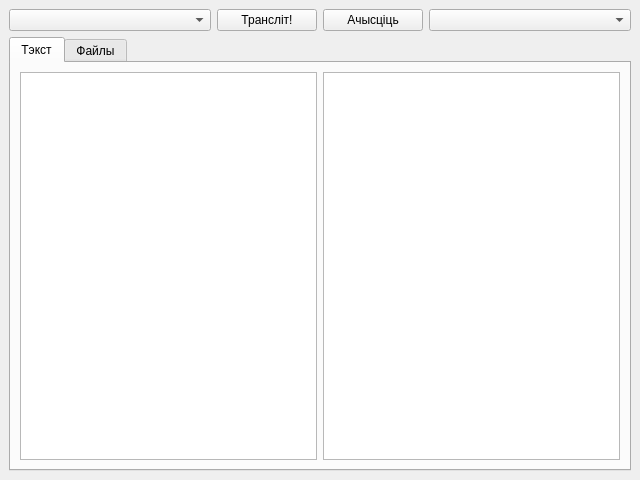
alex-rusakevich/belat, file ui/belat.ui: the form before one commit.
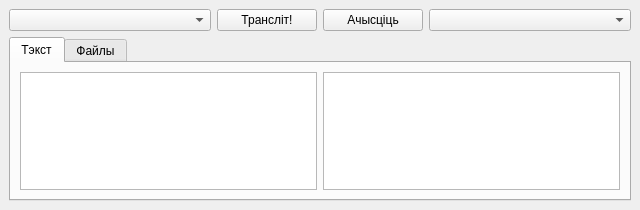
The form after the commit.

Commit message: #patch showing ui file

The edit to the form file:
```diff
--- a/ui/belat.ui
+++ b/ui/belat.ui
@@ -7,7 +7,7 @@
     <x>0</x>
     <y>0</y>
     <width>640</width>
-    <height>480</height>
+    <height>210</height>
    </rect>
   </property>
   <property name="windowTitle">
@@ -68,7 +68,11 @@
          <widget class="QPlainTextEdit" name="plainTextEdit"/>
         </item>
         <item>
-         <widget class="QPlainTextEdit" name="plainTextEdit_2"/>
+         <widget class="QPlainTextEdit" name="plainTextEdit_2">
+          <property name="readOnly">
+           <bool>true</bool>
+          </property>
+         </widget>
         </item>
        </layout>
       </widget>
```
The commit also changes 3 other files.
